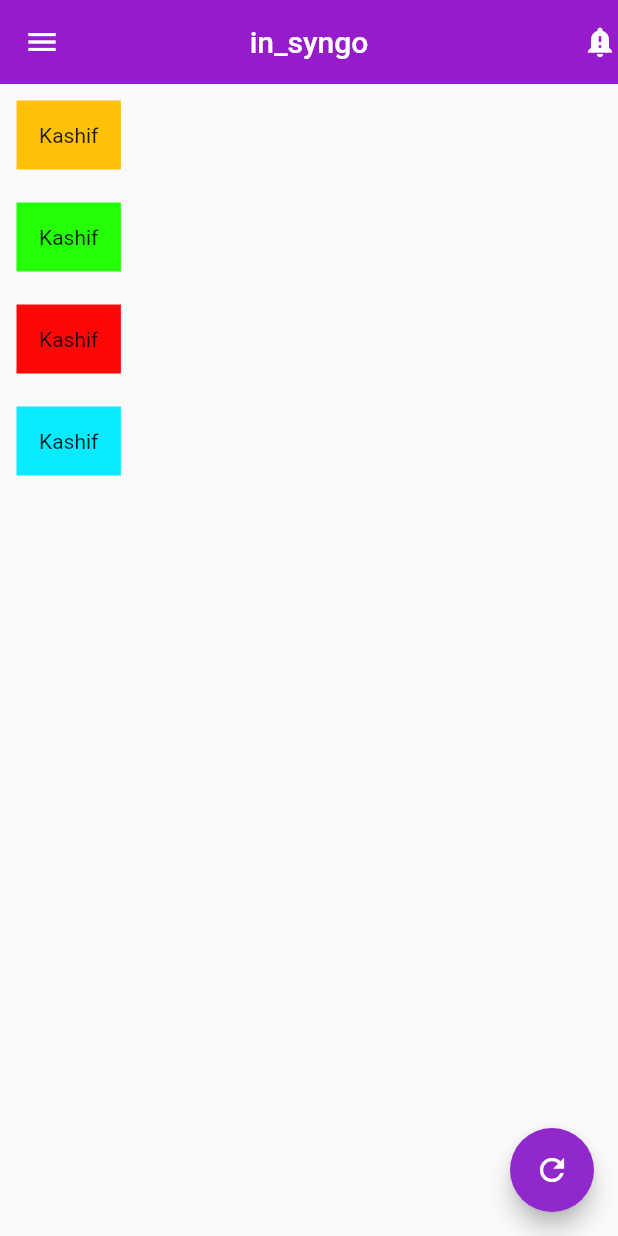
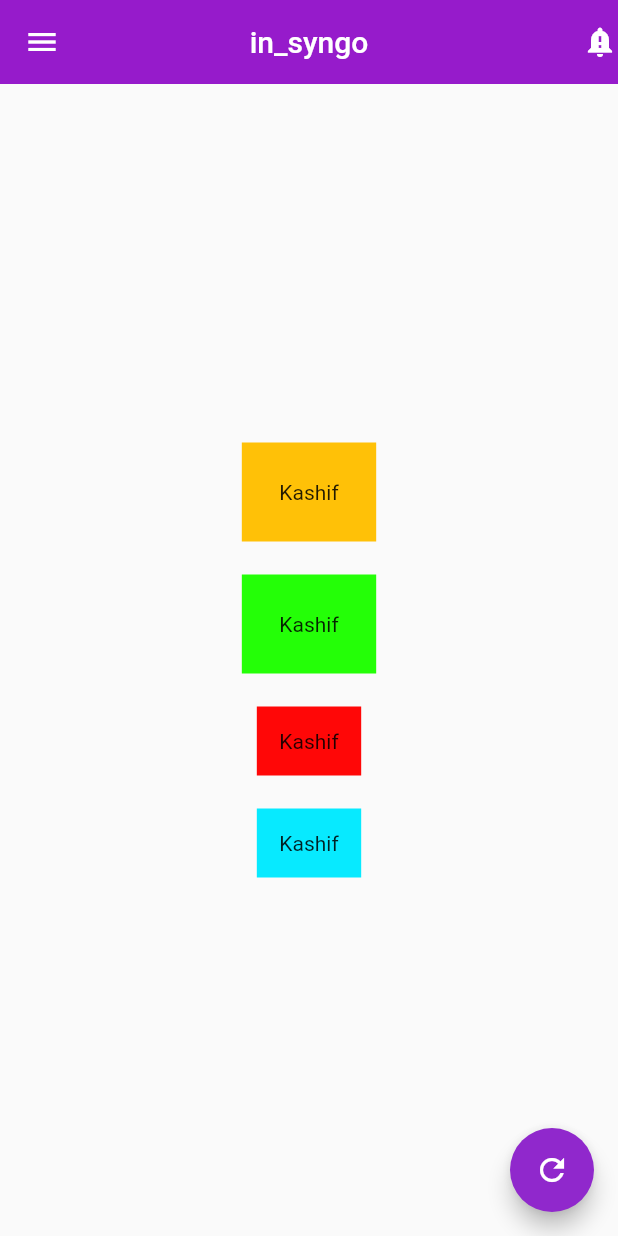
Before and after one commit to HEYKASHIF/flybe, a Flutter app: the screen it shows after launch, on a phone screen of 412 x 824 dp. Run offline on Flutter 3.47's test engine with Material 2 defaults, Android fonts, the light colour scheme and no system bars.

Commit message:
26-march commit22

```diff
--- a/lib/main.dart
+++ b/lib/main.dart
@@ -28,18 +28,19 @@ class MyApp extends StatelessWidget {
           leading: const Icon(Icons.menu),
           actions: const [Icon(Icons.notification_important)],
         ),
-        body: Column(
-          mainAxisAlignment: MainAxisAlignment.start,
+        body: Center(
+            child: Column(
+          mainAxisAlignment: MainAxisAlignment.center,
           children: [
             Container(
               margin: EdgeInsets.all(11),
-              padding: EdgeInsets.all(15),
+              padding: EdgeInsets.all(25),
               color: Colors.amber,
               child: Text("Kashif"),
             ),
             Container(
               margin: EdgeInsets.all(11),
-              padding: EdgeInsets.all(15),
+              padding: EdgeInsets.all(25),
               color: Color.fromARGB(255, 36, 255, 7),
               child: Text("Kashif"),
             ),
@@ -56,7 +57,7 @@ class MyApp extends StatelessWidget {
               child: Text("Kashif"),
             )
           ],
-        ),
+        )),
         floatingActionButton: FloatingActionButton(
           backgroundColor: Color.fromARGB(255, 144, 40, 204),
           onPressed: onPressButtonFunction,
```
